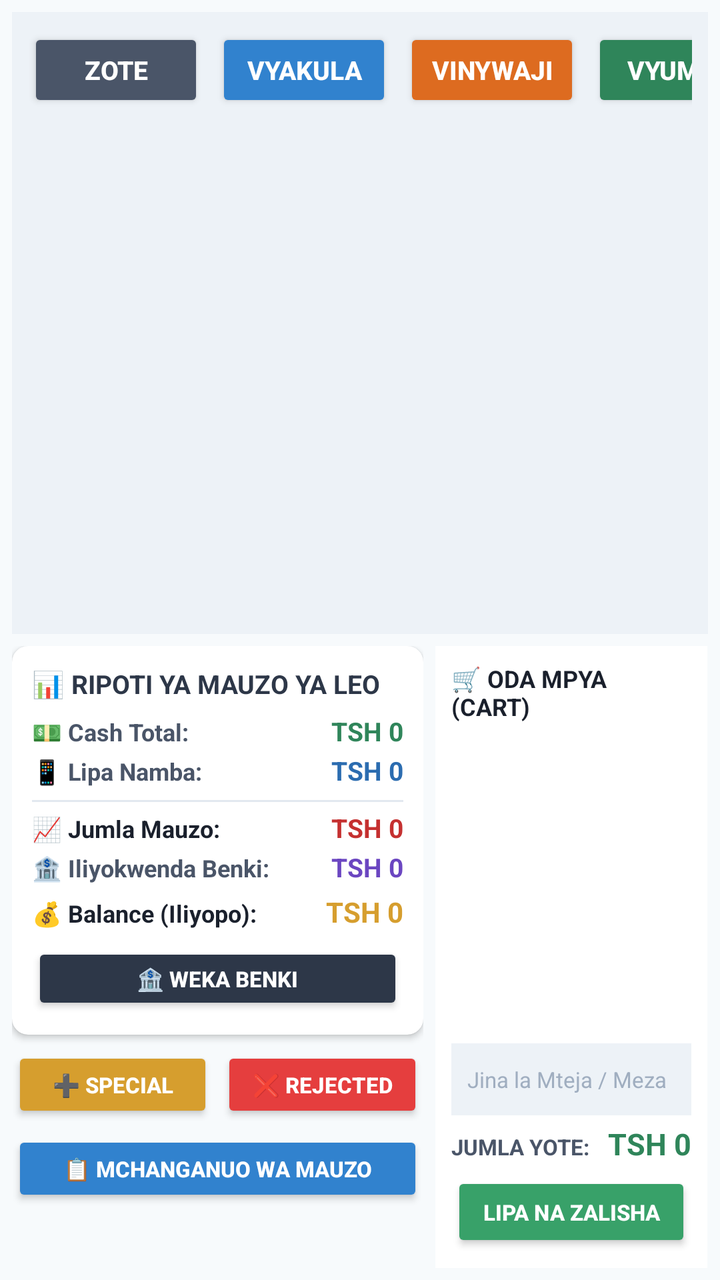
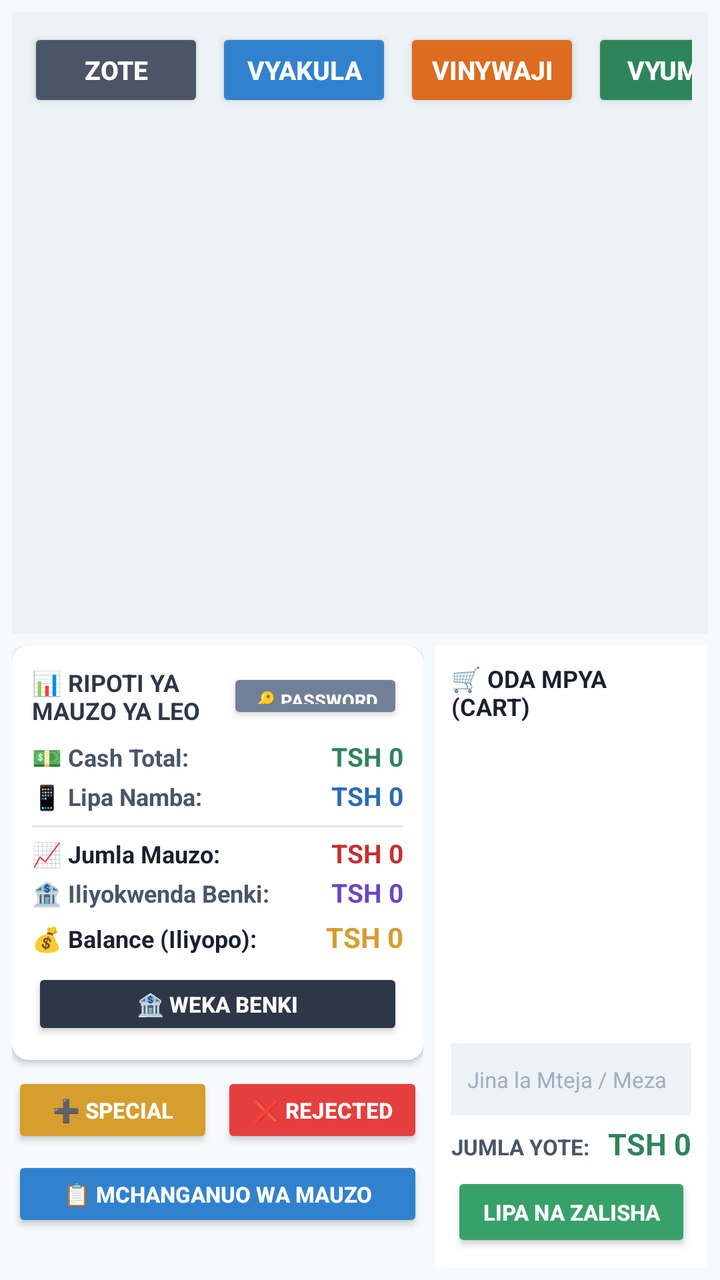

Before-and-after screenshots of an Android layout around one commit, followed by the original layout XML and the change that was made.
<!-- AndroidManifest.xml: application theme Theme.HotelManagementSystem -->
<!-- res/layout/activity_cashier_pos.xml -->
<?xml version="1.0" encoding="utf-8"?>
<LinearLayout xmlns:android="http://schemas.android.com/apk/res/android"
    xmlns:app="http://schemas.android.com/apk/res-auto"
    android:layout_width="match_parent"
    android:layout_height="match_parent"
    android:orientation="vertical"
    android:background="#F7FAFC"
    android:padding="6dp">

    
    <LinearLayout
        android:layout_width="match_parent"
        android:layout_height="0dp"
        android:layout_weight="1"
        android:orientation="vertical"
        android:background="#EDF2F7"
        android:padding="8dp"
        android:layout_marginBottom="6dp">

        <HorizontalScrollView
            android:layout_width="match_parent"
            android:layout_height="wrap_content"
            android:scrollbars="none"
            android:layout_marginBottom="6dp">

            <LinearLayout
                android:layout_width="wrap_content"
                android:layout_height="wrap_content"
                android:orientation="horizontal">

                <Button
                    android:id="@+id/btnFilterAll"
                    android:layout_width="wrap_content"
                    android:layout_height="42dp"
                    android:text="ZOTE"
                    android:textSize="13sp"
                    android:textStyle="bold"
                    android:backgroundTint="#4A5568"
                    android:textColor="#FFFFFF"
                    android:layout_marginEnd="6dp" />

                <Button
                    android:id="@+id/btnFilterFood"
                    android:layout_width="wrap_content"
                    android:layout_height="42dp"
                    android:text="VYAKULA"
                    android:textSize="13sp"
                    android:textStyle="bold"
                    android:backgroundTint="#3182CE"
                    android:textColor="#FFFFFF"
                    android:layout_marginEnd="6dp" />

                <Button
                    android:id="@+id/btnFilterDrinks"
                    android:layout_width="wrap_content"
                    android:layout_height="42dp"
                    android:text="VINYWAJI"
                    android:textSize="13sp"
                    android:textStyle="bold"
                    android:backgroundTint="#DD6B20"
                    android:textColor="#FFFFFF"
                    android:layout_marginEnd="6dp" />

                <Button
                    android:id="@+id/btnFilterRooms"
                    android:layout_width="wrap_content"
                    android:layout_height="42dp"
                    android:text="VYUMBA"
                    android:textSize="13sp"
                    android:textStyle="bold"
                    android:backgroundTint="#2F855A"
                    android:textColor="#FFFFFF"
                    android:layout_marginEnd="6dp" />

                <Button
                    android:id="@+id/btnFilterHalls"
                    android:layout_width="wrap_content"
                    android:layout_height="42dp"
                    android:text="KUMBI"
                    android:textSize="13sp"
                    android:textStyle="bold"
                    android:backgroundTint="#6B46C1"
                    android:textColor="#FFFFFF" />
            </LinearLayout>
        </HorizontalScrollView>

        <androidx.recyclerview.widget.RecyclerView
            android:id="@+id/rvMenuItems"
            android:layout_width="match_parent"
            android:layout_height="match_parent"
            android:scrollbars="vertical" />
    </LinearLayout>

    
    <LinearLayout
        android:layout_width="match_parent"
        android:layout_height="0dp"
        android:layout_weight="1"
        android:orientation="horizontal">

        
        <LinearLayout
            android:layout_width="0dp"
            android:layout_height="match_parent"
            android:layout_weight="1.4"
            android:orientation="vertical"
            android:paddingEnd="6dp">

            <androidx.cardview.widget.CardView
                android:layout_width="match_parent"
                android:layout_height="wrap_content"
                app:cardBackgroundColor="#FFFFFF"
                app:cardCornerRadius="8dp"
                app:cardElevation="2dp"
                android:layout_marginBottom="6dp">

                <LinearLayout
                    android:layout_width="match_parent"
                    android:layout_height="wrap_content"
                    android:orientation="vertical"
                    android:padding="10dp">

                    <TextView
                        android:layout_width="wrap_content"
                        android:layout_height="wrap_content"
                        android:text="📊 RIPOTI YA MAUZO YA LEO"
                        android:textColor="#2D3748"
                        android:textSize="13sp"
                        android:textStyle="bold"
                        android:layout_marginBottom="6dp" />

                    
                    <LinearLayout
                        android:layout_width="match_parent"
                        android:layout_height="wrap_content"
                        android:orientation="horizontal"
                        android:layout_marginBottom="2dp">

                        <TextView
                            android:layout_width="0dp"
                            android:layout_height="wrap_content"
                            android:layout_weight="1"
                            android:text="💵 Cash Total:"
                            android:textColor="#4A5568"
                            android:textSize="12sp"
                            android:textStyle="bold" />

                        <TextView
                            android:id="@+id/tvCashSales"
                            android:layout_width="wrap_content"
                            android:layout_height="wrap_content"
                            android:text="TSH 0"
                            android:textColor="#2F855A"
                            android:textSize="13sp"
                            android:textStyle="bold" />
                    </LinearLayout>

                    
                    <LinearLayout
                        android:layout_width="match_parent"
                        android:layout_height="wrap_content"
                        android:orientation="horizontal"
                        android:layout_marginBottom="2dp">

                        <TextView
                            android:layout_width="0dp"
                            android:layout_height="wrap_content"
                            android:layout_weight="1"
                            android:text="📱 Lipa Namba:"
                            android:textColor="#4A5568"
                            android:textSize="12sp"
                            android:textStyle="bold" />

                        <TextView
                            android:id="@+id/tvLipaNambaSales"
                            android:layout_width="wrap_content"
                            android:layout_height="wrap_content"
                            android:text="TSH 0"
                            android:textColor="#2B6CB0"
                            android:textSize="13sp"
                            android:textStyle="bold" />
                    </LinearLayout>

                    <View
                        android:layout_width="match_parent"
                        android:layout_height="1dp"
                        android:background="#E2E8F0"
                        android:layout_marginTop="4dp"
                        android:layout_marginBottom="4dp" />

                    
                    <LinearLayout
                        android:layout_width="match_parent"
                        android:layout_height="wrap_content"
                        android:orientation="horizontal"
                        android:layout_marginBottom="2dp">

                        <TextView
                            android:layout_width="0dp"
                            android:layout_height="wrap_content"
                            android:layout_weight="1"
                            android:text="📈 Jumla Mauzo:"
                            android:textColor="#1A202C"
                            android:textSize="12sp"
                            android:textStyle="bold" />

                        <TextView
                            android:id="@+id/tvGrossTotalSales"
                            android:layout_width="wrap_content"
                            android:layout_height="wrap_content"
                            android:text="TSH 0"
                            android:textColor="#C53030"
                            android:textSize="13sp"
                            android:textStyle="bold" />
                    </LinearLayout>

                    
                    <LinearLayout
                        android:layout_width="match_parent"
                        android:layout_height="wrap_content"
                        android:orientation="horizontal"
                        android:layout_marginBottom="2dp">

                        <TextView
                            android:layout_width="0dp"
                            android:layout_height="wrap_content"
                            android:layout_weight="1"
                            android:text="🏦 Iliyokwenda Benki:"
                            android:textColor="#4A5568"
                            android:textSize="12sp"
                            android:textStyle="bold" />

                        <TextView
                            android:id="@+id/tvBankDepositedSales"
                            android:layout_width="wrap_content"
                            android:layout_height="wrap_content"
                            android:text="TSH 0"
                            android:textColor="#6B46C1"
                            android:textSize="13sp"
                            android:textStyle="bold" />
                    </LinearLayout>

                    
                    <LinearLayout
                        android:layout_width="match_parent"
                        android:layout_height="wrap_content"
                        android:orientation="horizontal"
                        android:layout_marginTop="2dp">

                        <TextView
                            android:layout_width="0dp"
                            android:layout_height="wrap_content"
                            android:layout_weight="1"
                            android:text="💰 Balance (Iliyopo):"
                            android:textColor="#1A202C"
                            android:textSize="12sp"
                            android:textStyle="bold" />

                        <TextView
                            android:id="@+id/tvNetBalanceSales"
                            android:layout_width="wrap_content"
                            android:layout_height="wrap_content"
                            android:text="TSH 0"
                            android:textColor="#D69E2E"
                            android:textSize="14sp"
                            android:textStyle="bold" />
                    </LinearLayout>

                    <Button
                        android:id="@+id/btnCashierBankDeposit"
                        android:layout_width="match_parent"
                        android:layout_height="36dp"
                        android:text="🏦 WEKA BENKI"
                        android:backgroundTint="#2D3748"
                        android:textColor="#FFFFFF"
                        android:textSize="11sp"
                        android:textStyle="bold"
                        android:layout_marginTop="6dp" />
                </LinearLayout>
            </androidx.cardview.widget.CardView>

            <LinearLayout
                android:layout_width="match_parent"
                android:layout_height="wrap_content"
                android:orientation="horizontal"
                android:layout_marginBottom="4dp">

                <Button
                    android:id="@+id/btnSpecialOrder"
                    android:layout_width="0dp"
                    android:layout_height="38dp"
                    android:layout_weight="1"
                    android:text="➕ SPECIAL"
                    android:textSize="11sp"
                    android:textStyle="bold"
                    android:backgroundTint="#D69E2E"
                    android:textColor="#FFFFFF"
                    android:layout_marginEnd="4dp" />

                <Button
                    android:id="@+id/btnRejectedOrders"
                    android:layout_width="0dp"
                    android:layout_height="38dp"
                    android:layout_weight="1"
                    android:text="❌ REJECTED"
                    android:textSize="11sp"
                    android:textStyle="bold"
                    android:backgroundTint="#E53E3E"
                    android:textColor="#FFFFFF" />
            </LinearLayout>

            
            <Button
                android:id="@+id/btnCategoryBreakdown"
                android:layout_width="match_parent"
                android:layout_height="38dp"
                android:text="📋 MCHANGANUO WA MAUZO"
                android:textSize="11sp"
                android:textStyle="bold"
                android:backgroundTint="#3182CE"
                android:textColor="#FFFFFF" />
        </LinearLayout>

        
        <LinearLayout
            android:layout_width="0dp"
            android:layout_height="match_parent"
            android:layout_weight="0.9"
            android:orientation="vertical"
            android:background="#FFFFFF"
            android:padding="8dp">

            <TextView
                android:layout_width="wrap_content"
                android:layout_height="wrap_content"
                android:text="🛒 ODA MPYA (CART)"
                android:textColor="#1A202C"
                android:textSize="12sp"
                android:textStyle="bold"
                android:layout_marginBottom="4dp" />

            <androidx.recyclerview.widget.RecyclerView
                android:id="@+id/rvCartItems"
                android:layout_width="match_parent"
                android:layout_height="0dp"
                android:layout_weight="1"
                android:layout_marginBottom="4dp" />

            <EditText
                android:id="@+id/etCustomerName"
                android:layout_width="match_parent"
                android:layout_height="36dp"
                android:hint="Jina la Mteja / Meza"
                android:textColorHint="#A0AEC0"
                android:textColor="#1A202C"
                android:textSize="11sp"
                android:background="#EDF2F7"
                android:paddingStart="8dp"
                android:layout_marginBottom="4dp" />

            <LinearLayout
                android:layout_width="match_parent"
                android:layout_height="wrap_content"
                android:orientation="horizontal"
                android:layout_marginBottom="4dp">

                <TextView
                    android:layout_width="0dp"
                    android:layout_height="wrap_content"
                    android:layout_weight="1"
                    android:text="JUMLA YOTE:"
                    android:textColor="#4A5568"
                    android:textSize="11sp"
                    android:textStyle="bold" />

                <TextView
                    android:id="@+id/tvCartTotal"
                    android:layout_width="wrap_content"
                    android:layout_height="wrap_content"
                    android:text="TSH 0"
                    android:textColor="#2F855A"
                    android:textSize="15sp"
                    android:textStyle="bold" />
            </LinearLayout>

            <Button
                android:id="@+id/btnPlaceOrder"
                android:layout_width="match_parent"
                android:layout_height="40dp"
                android:text="LIPA NA ZALISHA"
                android:backgroundTint="#38A169"
                android:textColor="#FFFFFF"
                android:textStyle="bold"
                android:textSize="11sp" />
        </LinearLayout>
    </LinearLayout>
</LinearLayout>
<!-- resources referenced by this layout -->
<resources>
  <style name="Theme.HotelManagementSystem" parent="Base.Theme.HotelManagementSystem" />
  <style name="Base.Theme.HotelManagementSystem" parent="Theme.Material3.DayNight.NoActionBar">
          
          
      </style>
</resources>

<!-- the commit's change to res/layout/activity_cashier_pos.xml (unified diff, before → after) -->
@@ -120,14 +120,34 @@
                     android:orientation="vertical"
                     android:padding="10dp">
 
-                    <TextView
-                        android:layout_width="wrap_content"
-                        android:layout_height="wrap_content"
-                        android:text="📊 RIPOTI YA MAUZO YA LEO"
-                        android:textColor="#2D3748"
-                        android:textSize="13sp"
-                        android:textStyle="bold"
-                        android:layout_marginBottom="6dp" />
+                    <LinearLayout
+                        android:layout_width="match_parent"
+                        android:layout_height="wrap_content"
+                        android:orientation="horizontal"
+                        android:gravity="center_vertical"
+                        android:layout_marginBottom="6dp">
+
+                        <TextView
+                            android:layout_width="0dp"
+                            android:layout_height="wrap_content"
+                            android:layout_weight="1"
+                            android:text="📊 RIPOTI YA MAUZO YA LEO"
+                            android:textColor="#2D3748"
+                            android:textSize="12sp"
+                            android:textStyle="bold" />
+
+                        
+                        <Button
+                            android:id="@+id/btnChangePassword"
+                            android:layout_width="wrap_content"
+                            android:layout_height="28dp"
+                            android:text="🔑 Password"
+                            android:textSize="9sp"
+                            android:textStyle="bold"
+                            android:backgroundTint="#718096"
+                            android:textColor="#FFFFFF"
+                            android:paddingHorizontal="6dp" />
+                    </LinearLayout>
 
                     
                     <LinearLayout
